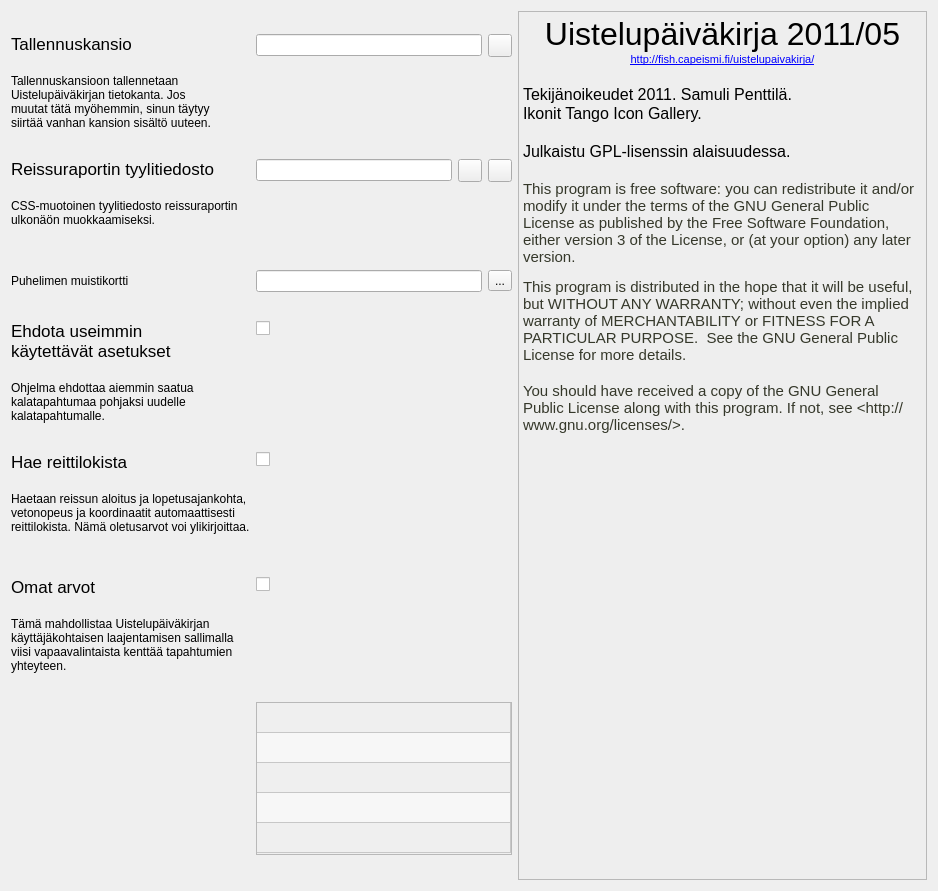
The window that settingsform.ui (samuliwritescode/uistelupaivakirja-desktop) describes before a commit, drawn with Qt 5.
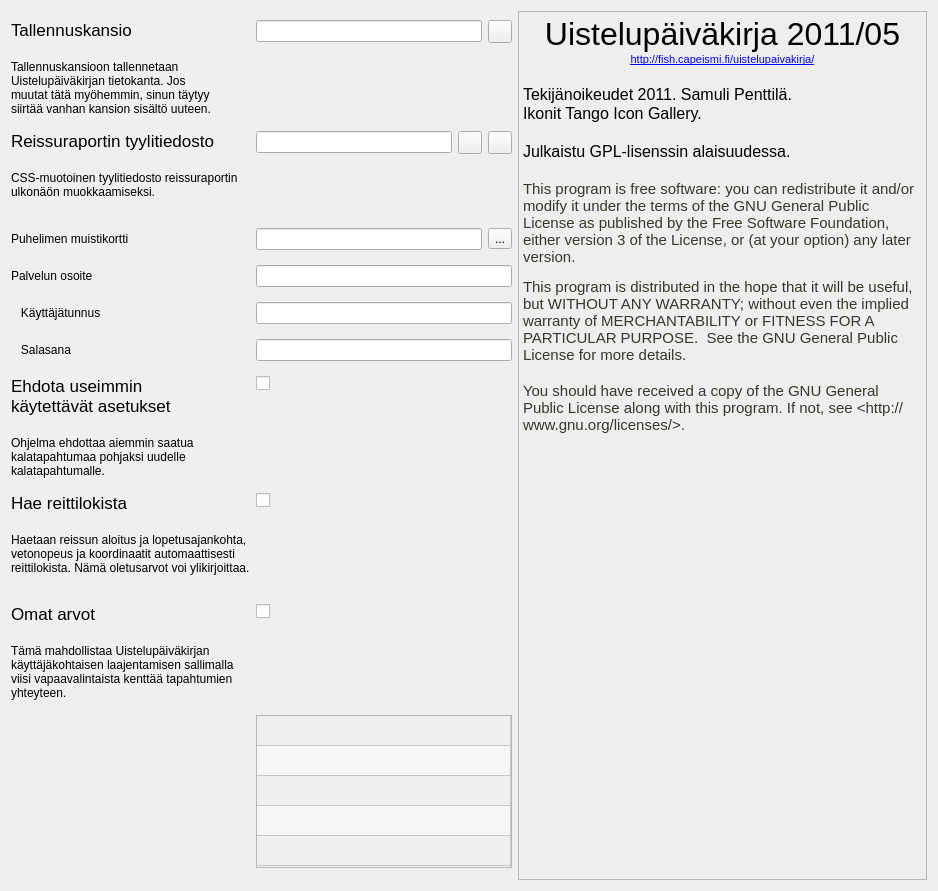
The same window after the commit. Icons and pictures are not drawn.

Commit message: -Asetukset palvelimelle

Diff of the .ui file:
```diff
--- a/settingsform.ui
+++ b/settingsform.ui
@@ -119,7 +119,7 @@
        </item>
       </layout>
      </item>
-     <item row="3" column="0">
+     <item row="6" column="0">
       <widget class="QLabel" name="label_2">
        <property name="text">
         <string>&lt;!DOCTYPE HTML PUBLIC &quot;-//W3C//DTD HTML 4.0//EN&quot; &quot;http://www.w3.org/TR/REC-html40/strict.dtd&quot;&gt;
@@ -138,14 +138,14 @@
        </property>
       </widget>
      </item>
-     <item row="3" column="1">
+     <item row="6" column="1">
       <widget class="QCheckBox" name="checkBoxUseSuggestions">
        <property name="text">
         <string/>
        </property>
       </widget>
      </item>
-     <item row="4" column="0">
+     <item row="7" column="0">
       <widget class="QLabel" name="label_5">
        <property name="text">
         <string>&lt;!DOCTYPE HTML PUBLIC &quot;-//W3C//DTD HTML 4.0//EN&quot; &quot;http://www.w3.org/TR/REC-html40/strict.dtd&quot;&gt;
@@ -162,14 +162,14 @@
        </property>
       </widget>
      </item>
-     <item row="4" column="1">
+     <item row="7" column="1">
       <widget class="QCheckBox" name="checkBoxUseRouteLog">
        <property name="text">
         <string/>
        </property>
       </widget>
      </item>
-     <item row="5" column="0">
+     <item row="8" column="0">
       <widget class="QLabel" name="label_4">
        <property name="text">
         <string>&lt;!DOCTYPE HTML PUBLIC &quot;-//W3C//DTD HTML 4.0//EN&quot; &quot;http://www.w3.org/TR/REC-html40/strict.dtd&quot;&gt;
@@ -188,14 +188,14 @@
        </property>
       </widget>
      </item>
-     <item row="5" column="1">
+     <item row="8" column="1">
       <widget class="QCheckBox" name="checkBoxUseCustomFields">
        <property name="text">
         <string/>
        </property>
       </widget>
      </item>
-     <item row="6" column="1">
+     <item row="9" column="1">
       <widget class="QTableWidget" name="customFields">
        <property name="enabled">
         <bool>false</bool>
@@ -270,6 +270,36 @@
        </item>
       </layout>
      </item>
+     <item row="3" column="0">
+      <widget class="QLabel" name="label_8">
+       <property name="text">
+        <string>Palvelun osoite</string>
+       </property>
+      </widget>
+     </item>
+     <item row="4" column="0">
+      <widget class="QLabel" name="label_9">
+       <property name="text">
+        <string>   Käyttäjätunnus</string>
+       </property>
+      </widget>
+     </item>
+     <item row="4" column="1">
+      <widget class="QLineEdit" name="lineEditUsername"/>
+     </item>
+     <item row="5" column="0">
+      <widget class="QLabel" name="label_10">
+       <property name="text">
+        <string>   Salasana</string>
+       </property>
+      </widget>
+     </item>
+     <item row="5" column="1">
+      <widget class="QLineEdit" name="lineEditPassword"/>
+     </item>
+     <item row="3" column="1">
+      <widget class="QLineEdit" name="lineEditServerAddr"/>
+     </item>
     </layout>
    </item>
    <item>
```
The commit also changes 2 other files.
